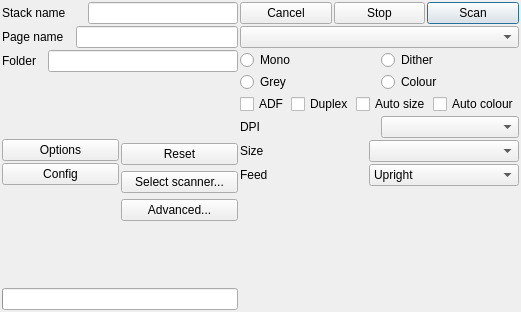
Before: the Qt Designer form pscan.ui in sjg20/paperman, drawn with Qt 5.
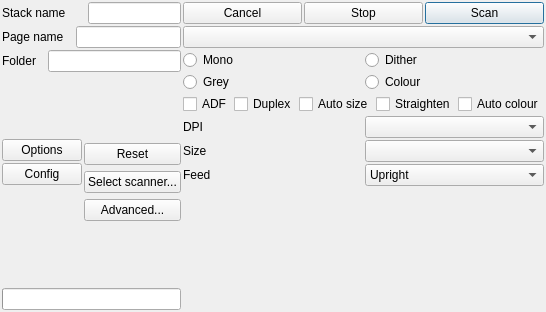
After: the same form once the commit is applied. Custom widgets are drawn as their Qt base class.

Commit message: scan: Offer the scanner's own straighten and crop

```diff
--- a/pscan.ui
+++ b/pscan.ui
@@ -497,6 +497,16 @@
            </property>
           </widget>
          </item>
+         <item>
+          <widget class="QCheckBox" name="deskew">
+           <property name="toolTip">
+            <string>Have the scanner straighten each sheet and cut the page down to it. The sheets go through more slowly, since the scanner reads each one in full before passing it on</string>
+           </property>
+           <property name="text">
+            <string>Straighten</string>
+           </property>
+          </widget>
+         </item>
          <item>
           <widget class="QCheckBox" name="autocolour">
            <property name="toolTip">
```
The commit also changes 6 other files.
